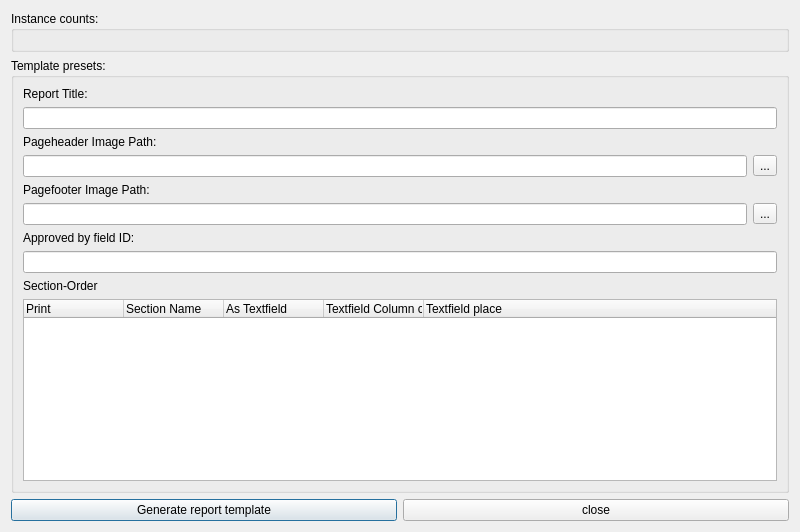
First picture: the form in src/Windows/dummydatacreator.ui, repository Crystal-Photonics/crystalTestFrameworkApp, before the edit.
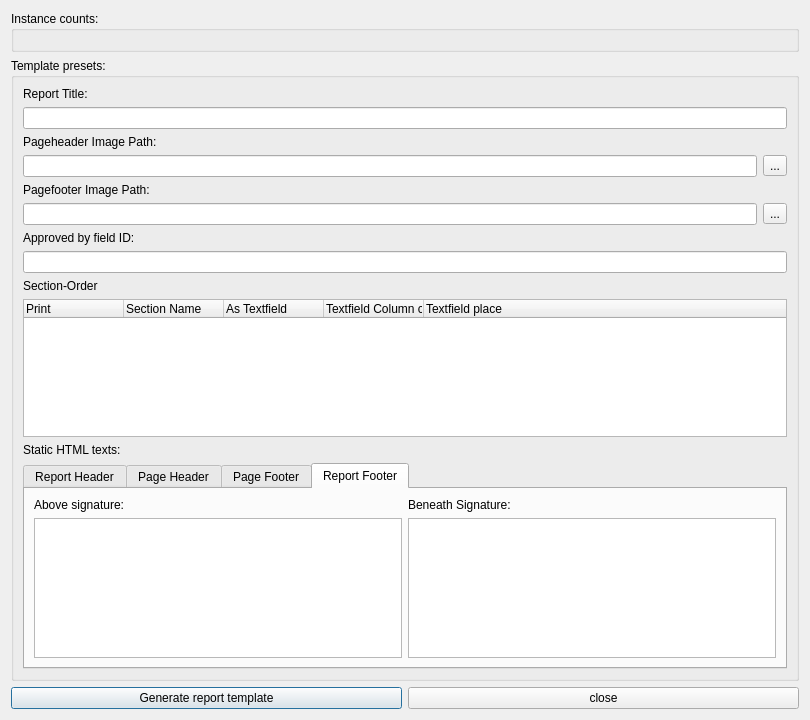
Second picture: the form after the edit. The open tabs and pages were chosen to show the change.

Commit message: -closes #903 static texts in generator -closes #904 line´dit set_focus

Diff of the .ui file:
```diff
--- a/src/Windows/dummydatacreator.ui
+++ b/src/Windows/dummydatacreator.ui
@@ -6,8 +6,8 @@
    <rect>
     <x>0</x>
     <y>0</y>
-    <width>800</width>
-    <height>532</height>
+    <width>810</width>
+    <height>720</height>
    </rect>
   </property>
   <property name="windowTitle">
@@ -148,6 +148,77 @@
       <item row="7" column="0" colspan="2">
        <widget class="QLineEdit" name="edt_approved"/>
       </item>
+      <item row="10" column="0">
+       <widget class="QLabel" name="label_6">
+        <property name="text">
+         <string>Static HTML texts:</string>
+        </property>
+       </widget>
+      </item>
+      <item row="11" column="0" colspan="2">
+       <widget class="QTabWidget" name="tabWidget">
+        <property name="currentIndex">
+         <number>0</number>
+        </property>
+        <widget class="QWidget" name="tab_report_header">
+         <attribute name="title">
+          <string>Report Header</string>
+         </attribute>
+         <layout class="QGridLayout" name="gridLayout_5">
+          <item row="0" column="0">
+           <widget class="QPlainTextEdit" name="text_report_header"/>
+          </item>
+         </layout>
+        </widget>
+        <widget class="QWidget" name="tab_page_header">
+         <attribute name="title">
+          <string>Page Header</string>
+         </attribute>
+         <layout class="QGridLayout" name="gridLayout_6">
+          <item row="0" column="0">
+           <widget class="QPlainTextEdit" name="text_page_header"/>
+          </item>
+         </layout>
+        </widget>
+        <widget class="QWidget" name="tab_page_footer">
+         <attribute name="title">
+          <string>Page Footer</string>
+         </attribute>
+         <layout class="QGridLayout" name="gridLayout_7">
+          <item row="0" column="0">
+           <widget class="QPlainTextEdit" name="text_page_footer"/>
+          </item>
+         </layout>
+        </widget>
+        <widget class="QWidget" name="tab_report_footer">
+         <attribute name="title">
+          <string>Report Footer</string>
+         </attribute>
+         <layout class="QGridLayout" name="gridLayout_8">
+          <item row="1" column="1">
+           <widget class="QLabel" name="label_8">
+            <property name="text">
+             <string>Beneath Signature:</string>
+            </property>
+           </widget>
+          </item>
+          <item row="2" column="0">
+           <widget class="QPlainTextEdit" name="text_report_footer_above"/>
+          </item>
+          <item row="2" column="1">
+           <widget class="QPlainTextEdit" name="text_report_footer_beneath"/>
+          </item>
+          <item row="1" column="0">
+           <widget class="QLabel" name="label_7">
+            <property name="text">
+             <string>Above signature:</string>
+            </property>
+           </widget>
+          </item>
+         </layout>
+        </widget>
+       </widget>
+      </item>
      </layout>
     </widget>
    </item>
```
The commit also changes 8 other files.
